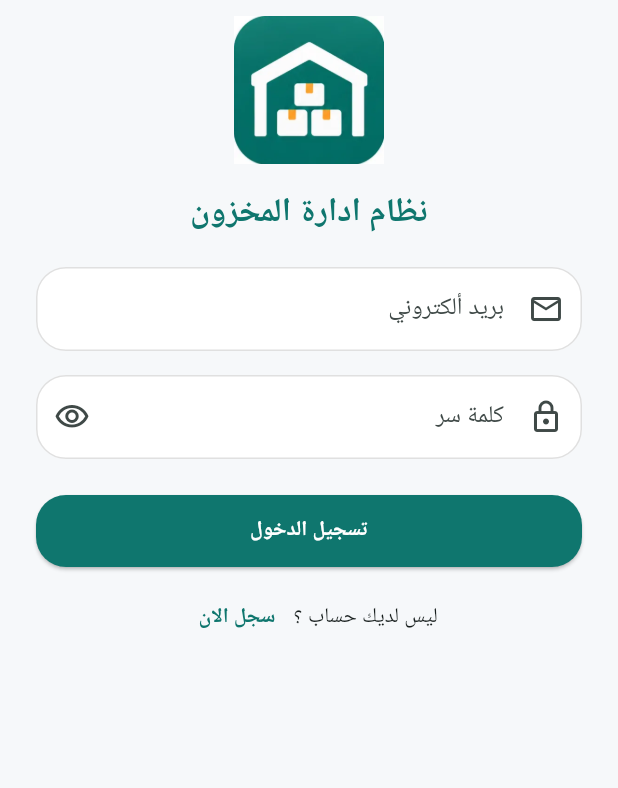
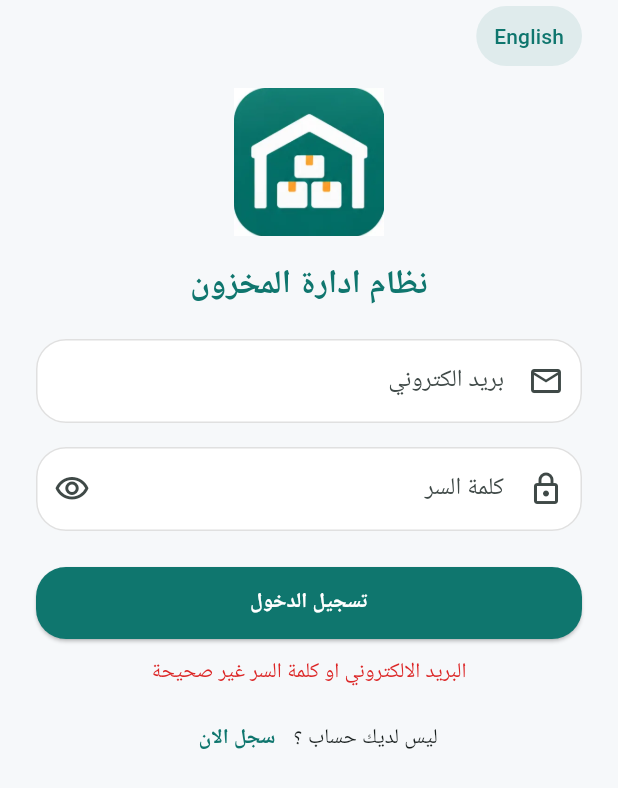
Before and after one commit to mohamad-mobarak/inventory_app, a Flutter app: the screen it shows after launch, after a tap on "تسجيل الدخول", on a phone screen of 412 x 824 dp. Shown: the top 788 px of the screen. Run offline on Flutter 3.47's test engine with Material 3 defaults, Android fonts, the phone set to English and light mode, and no system bars; our stand-ins replace cloud_firestore, firebase_auth, firebase_core; missing offline and left inert: dart:html; accounts and stored records are empty; generated files the repository leaves out were written again; network calls fail; statements that could not run were skipped.

Commit message:
Add sign up screen and first admin setup

```diff
--- /dev/null
+++ b/lib/l10n/app_strings.dart
@@ -0,0 +1,97 @@
+import 'package:flutter/material.dart';
+
+class AppStrings {
+  // The current language (ar or en)
+  final Locale locale;
+  AppStrings(this.locale);
+  // Shortcut to get the texts from any screen
+  static AppStrings of(BuildContext context) =>
+      Localizations.of<AppStrings>(context, AppStrings)!;
+  String get login => locale.languageCode == 'ar' ? 'تسجيل الدخول' : 'Login';
+  String get appTitle => locale.languageCode == 'ar'
+      ? 'نظام ادارة المخزون'
+      : 'Inventory Management';
+  String get email => locale.languageCode == 'ar' ? 'بريد الكتروني' : 'Email';
+  String get password => locale.languageCode == 'ar' ? 'كلمة السر' : 'Password';
+  String get emailHint => 'example@email.com';
+  String get noAccount => locale.languageCode == 'ar'
+      ? 'ليس لديك حساب ؟'
+      : "Don't have an account ?";
+  String get signUP => locale.languageCode == 'ar' ? 'سجل الان' : 'Sign Up';
+  String get invalidCredentials => locale.languageCode == 'ar'
+      ? 'البريد الالكتروني او كلمة السر غير صحيحة'
+      : 'Incorrect email or password.';
+  String get accountDisabled => locale.languageCode == 'ar'
+      ? 'هذا الحساب معطلز يرجى التواصل مع المدير'
+      : 'This account is disabled. Plese contact the manager';
+  String get accountNotRegistered => locale.languageCode == 'ar'
+      ? 'هذا الحساب غير مسجل لدى الحل'
+      : 'This account is not registered with this shop';
+  // Lable of the button that switches to the other language
+  String get switchLanguage => locale.languageCode == 'ar' ? 'English' : 'عربي';
+  // Sign up screen texts
+  // نصوص شاشة التسجيل
+  String get signUpTitle => locale.languageCode == 'ar'
+      ? 'إنشاء حساب المدير'
+      : 'Create admin account';
+  String get adminName =>
+      locale.languageCode == 'ar' ? 'اسم المدير' : 'Admin name';
+  String get shopName =>
+      locale.languageCode == 'ar' ? 'اسم المحل' : 'Shop name';
+  String get confirmPassword =>
+      locale.languageCode == 'ar' ? 'أعد كتابة كلمة السر' : 'Confirm password';
+  String get createAccount =>
+      locale.languageCode == 'ar' ? 'إنشاء الحساب' : 'Create account';
+  String get haveAccount =>
+      locale.languageCode == 'ar' ? 'عندك حساب؟' : 'Already have an account?';
+  // Shown when any field is empty
+  // تظهر عندما يكون أي حقل فارغاً
+  String get fillAllFields => locale.languageCode == 'ar'
+      ? 'عبّي كل الحقول'
+      : 'Please fill in all fields';
+  // Shown when the email has no @
+  // تظهر عندما لا يحتوي الإيميل على @
+  String get invalidEmail => locale.languageCode == 'ar'
+      ? 'الإيميل غير صحيح'
+      : 'Invalid email address';
+  // Shown when the password is shorter than 6 characters
+  // تظهر عندما تكون كلمة السر أقل من 6 أحرف
+  String get weakPassword => locale.languageCode == 'ar'
+      ? 'كلمة السر لازم تكون 6 أحرف على الأقل'
+      : 'Password must be at least 6 characters';
+  // Shown when the two passwords are different
+  // تظهر عندما تختلف كلمتا السر
+  String get passwordsNotMatch => locale.languageCode == 'ar'
+      ? 'كلمتا السر غير متطابقتين'
+      : 'Passwords do not match';
+  String get emailInUse => locale.languageCode == 'ar'
+      ? 'هذا البريد الإلكتروني مستخدم من قبل'
+      : 'This email is already in use';
+
+  String get weakPasswordFirebase => locale.languageCode == 'ar'
+      ? 'كلمة السر ضعيفة، اختر كلمة أقوى'
+      : 'The password is too weak, choose a stronger one';
+
+  String get networkError => locale.languageCode == 'ar'
+      ? 'مشكلة بالاتصال، تأكد من الإنترنت وجرّب مرة أخرى'
+      : 'Connection problem, check your internet and try again';
+
+  String get signUpFailed => locale.languageCode == 'ar'
+      ? 'حدث خطأ غير متوقع، جرّب مرة أخرى'
+      : 'An unexpected error occurred, try again';
+}
+
+// Tells Flutter how to load AppStrings
+class AppStringsDelegate extends LocalizationsDelegate<AppStrings> {
+  // Empty constructor so we can use const
+  const AppStringsDelegate();
+  @override
+  // Checks if the language is supported (ar or en)
+  bool isSupported(Locale locale) => ['ar', 'en'].contains(locale.languageCode);
+  // Creates the AppStrings object for the chosen language
+  @override
+  Future<AppStrings> load(Locale locale) async => AppStrings(locale);
+  // No need to reload the delegate itself
+  @override
+  bool shouldReload(AppStringsDelegate old) => false;
+}
--- a/lib/main.dart
+++ b/lib/main.dart
@@ -1,3 +1,4 @@
+import 'l10n/app_strings.dart';
 import 'package:firebase_core/firebase_core.dart';
 import 'package:flutter/material.dart';
 import 'firebase_options.dart';
@@ -34,8 +35,11 @@ class MyApp extends StatelessWidget {
       locale: settings.locale,
       // Languages the app supports: Arabic and English
       supportedLocales: const [Locale('ar'), Locale('en')],
-      // Translates built-in widgets (buttons, dates) and flips layout to RTL
-      localizationsDelegates: GlobalMaterialLocalizations.delegates,
+      // Translates built-in widgets (buttons, dates) and flips layout to RTL and our texts
+      localizationsDelegates: [
+        const AppStringsDelegate(),
+        ...GlobalMaterialLocalizations.delegates
+      ],
       debugShowCheckedModeBanner: false,
       // First screen shown when the app starts
       home: const LoginScreen(),
--- a/lib/screens/auth/login_screen.dart
+++ b/lib/screens/auth/login_screen.dart
@@ -1,7 +1,12 @@
-import 'dart:html';
-
+import 'package:firebase_auth/firebase_auth.dart';
+import 'package:provider/provider.dart';
+import '../../providers/settings_provider.dart';
+import '../../l10n/app_strings.dart';
 import 'package:flutter/material.dart';
 import 'package:inventory_app/theme/app_theme.dart';
+import '../../services/auth_service.dart';
+import '../../screens/home/temp_home_screen.dart';
+import '../../screens/auth/sign_up_screen.dart';
 
 class LoginScreen extends StatefulWidget {
   const LoginScreen({super.key});
@@ -14,9 +19,86 @@ class LoginScreen extends StatefulWidget {
 class _LoginScreenState extends State<LoginScreen> {
   // Controls password visibility
   bool _obscurePassword = true;
+  // Our auth service object, used yo call sign in
+  final AuthService _authService = AuthService();
+  final TextEditingController _emailController = TextEditingController();
+  final TextEditingController _passwordController = TextEditingController();
+  // Error shown under the fields (wrong email or password)
+  String? _fieldError;
+  // Error shown in the banner (disabled or unregistered account)
+  String? _bannerError;
+  // Whether sign up is still open (true until settings/setup exists)
+  bool _signUpOpen = true;
+  @override
+  void initState() {
+    super.initState();
+    _checkSignUp();
+  }
+
+  Future<void> _checkSignUp() async {
+    final open = await _authService.isSignUpOpen();
+    // Stop if the screen was close during the await
+    if (!mounted) return;
+    setState(() {
+      _signUpOpen = open;
+    });
+  }
+
+  @override
+  void dispose() {
+    _emailController.dispose();
+    _passwordController.dispose();
+    super.dispose();
+  }
+
+  // Handles the login button press
+  Future<void> _login() async {
+    try {
+// Read the email and trim extra spaces
+      String email = _emailController.text.trim();
+      String password = _passwordController.text.trim();
+      // Sign in with Firebase Auth
+      final credential =
+          await _authService.signIn(email: email, password: password);
+      // Fetch the user's role from Firestore
+      final role = await _authService.getUserRole(credential.user!.uid);
+      // Stop if the screen was closed during the awaits
+      if (!mounted) return;
+      // Check if the account has no role document
+      if (role == null) {
+        // Show the not registered banner and stop
+        setState(() {
+          _bannerError = AppStrings.of(context).accountNotRegistered;
+          _fieldError = null;
+        });
+        return;
+      }
+
+      // Open the temporary page that matches the user's role
+      Navigator.pushReplacement(
+          context,
+          MaterialPageRoute(
+              builder: (_) =>
+                  TempHomeScreen(title: role == 'admin' ? 'Admin' : 'Seller')));
+    } on FirebaseAuthException catch (e) {
+      // Show the wrong credentials error under the fields
+      setState(() {
+        // Check if the account is disabled
+        if (e.code == 'user-disabled') {
+          _bannerError = AppStrings.of(context).accountDisabled;
+          _fieldError = null;
+        } else {
+          _bannerError = null;
+          _fieldError = AppStrings.of(context).invalidCredentials;
+        }
+      });
+    }
+  }
+
   @override
   Widget build(BuildContext context) {
     // Build the login screen structure
+
     return Scaffold(
       body: SafeArea(
           child: Center(
@@ -25,6 +107,28 @@ class _LoginScreenState extends State<LoginScreen> {
         padding: const EdgeInsets.symmetric(horizontal: 24),
         child: Column(
           children: [
+            // Put the language button on the right side
+            Align(
+              // Right edge of the screen
+              alignment: Alignment.centerRight,
+              child: TextButton(
+                  style: TextButton.styleFrom(
+                    backgroundColor: AppColors.primary.withValues(alpha: 0.1),
+                    foregroundColor: AppColors.primary,
+                    shape: RoundedRectangleBorder(
+                        borderRadius: BorderRadius.circular(20)),
+                  ),
+                  onPressed: () {
+                    // Get the settinga provider without listening to it
+                    final settings = context.read<SettingsProvider>();
+                    // Switch to the other language
+                    settings.setLocale(
+                      Locale(
+                          settings.locale.languageCode == 'ar' ? 'en' : 'ar'),
+                    );
+                  },
+                  child: Text(AppStrings.of(context).switchLanguage)),
+            ),
             const SizedBox(
               height: 10,
             ),
@@ -37,8 +141,8 @@ class _LoginScreenState extends State<LoginScreen> {
             const SizedBox(
               height: 16,
             ),
-            const Text(
-              'نظام ادارة المخزون',
+            Text(
+              AppStrings.of(context).appTitle,
               style: TextStyle(
                   fontSize: 22,
                   fontWeight: FontWeight.bold,
@@ -47,14 +151,35 @@ class _LoginScreenState extends State<LoginScreen> {
             const SizedBox(
               height: 20,
             ),
+            // Show the red banner only when there is a banner error
+            if (_bannerError != null)
+              Container(
+                // Fill the full width of the form
+                width: double.infinity,
+                // Inner spacing around the text
+                padding: const EdgeInsets.all(12),
+                // Light red background with rounded corners
+                decoration: BoxDecoration(
+                  color: AppColors.danger.withValues(alpha: 0.1),
+                  borderRadius: BorderRadius.circular(8),
+                ),
+                // The banner message in the danger color
+                child: Text(
+                  _bannerError!,
+                  style: TextStyle(color: AppColors.danger),
+                ),
+              ),
+            // Space under the banner, only when it is visible
+            if (_bannerError != null) const SizedBox(height: 12),
             TextFormField(
+              controller: _emailController,
               decoration: InputDecoration(
                   contentPadding:
                       const EdgeInsets.symmetric(horizontal: 16, vertical: 16),
                   filled: true,
                   fillColor: Colors.white,
-                  labelText: 'بريد ألكتروني',
-                  hintText: 'example@email.com',
+                  labelText: AppStrings.of(context).email,
+                  hintText: AppStrings.of(context).emailHint,
                   prefixIcon: Icon(Icons.email_outlined),
                   // Default field style
                   border: OutlineInputBorder(
@@ -74,12 +199,14 @@ class _LoginScreenState extends State<LoginScreen> {
               height: 16,
             ),
             TextFormField(
+              controller: _passwordController,
+
               decoration: InputDecoration(
                 contentPadding:
                     const EdgeInsets.symmetric(horizontal: 16, vertical: 16),
                 filled: true,
                 fillColor: Colors.white,
-                labelText: 'كلمة سر',
+                labelText: AppStrings.of(context).password,
                 prefixIcon: Icon(Icons.lock_outlined),
                 // Eye button to show or hide the password
                 suffixIcon: IconButton(
@@ -124,26 +251,42 @@ class _LoginScreenState extends State<LoginScreen> {
                   shape: RoundedRectangleBorder(
                       borderRadius: BorderRadius.circular(20)),
                 ),
-                child: Text('تسجيل الدخول',
+                child: Text(AppStrings.of(context).login,
                     style: TextStyle(fontWeight: FontWeight.bold)),
-                onPressed: () {},
+                // Runs the login function when the button is pressed
+                onPressed: _login,
               ),
             ),
-            SizedBox(
+            if (_fieldError != null)
+              Padding(
+                padding: const EdgeInsets.only(top: 12),
+                child: Text(
+                  _fieldError!,
+                  style: TextStyle(color: AppColors.danger),
+                ),
+              ),
+            const SizedBox(
               height: 10,
             ),
+            if (_signUpOpen)
               Row(
                 mainAxisAlignment: MainAxisAlignment.center,
                 children: [
                   Text(
-                  'ليس لديك حساب ؟',
+                    AppStrings.of(context).noAccount,
                   ),
                   TextButton(
-                  child: Text('سجل الان',
+                    child: Text(AppStrings.of(context).signUP,
                         style: TextStyle(
                             fontWeight: FontWeight.bold,
                             color: AppColors.primary)),
-                  onPressed: () {},
+                    // Open the sign up screen on top of the login screen
+                    onPressed: () {
+                      Navigator.push(
+                          context,
+                          MaterialPageRoute(
+                              builder: (context) => const SignUpScreen()));
+                    },
                   ),
                 ],
               ),
--- /dev/null
+++ b/lib/services/auth_service.dart
@@ -0,0 +1,66 @@
+import 'package:firebase_auth/firebase_auth.dart';
+import 'package:cloud_firestore/cloud_firestore.dart';
+
+// Class that handles all login-related work
+class AuthService {
+  // Private Firebase Auth object to talk to Firebase
+  final FirebaseAuth _auth = FirebaseAuth.instance;
+  final FirebaseFirestore _db = FirebaseFirestore.instance;
+
+  Future<UserCredential> signIn({
+    required String email,
+    required String password,
+  }) async {
+    // Send email and password to Firebase and wait for the result
+    return await _auth.signInWithEmailAndPassword(
+      email: email,
+      password: password,
+    );
+  }
+
+  Future<void> createUserDoc({
+    required String uid,
+    required String name,
+    required String email,
+  }) async {
+    await FirebaseFirestore.instance
+        .collection('users')
+        .doc(uid)
+        .set({'name': name, 'email': email, 'role': 'admin', 'isActive': true});
+  }
+
+  // Save the shop's name in settings/shop (admin only, per the security rules)
+  // نحفظ اسم المحل بوثيقة settings/shop (للمدير فقط حسب قواعد الأمان)
+  Future<void> createShopDoc({required String shopName}) async {
+    await _db.collection('settings').doc('shop').set({'name': shopName});
+  }
+
+  Future<void> createSetupDoc({required String adminUid}) async {
+    await _db.collection('settings').doc('setup').set({'adminUid': adminUid});
+  }
+
+  // Creat a new Firebase Auth account with email and password
+  Future<UserCredential> signUp({
+    required String email,
+    required String password,
+  }) async {
+    return await _auth.createUserWithEmailAndPassword(
+        email: email, password: password);
+  }
+
+  Future<String?> getUserRole(String uid) async {
+    // Fetch the user's document from the users
+    final doc = await _db.collection('users').doc(uid).get();
+    // If no document exists, return null
+    if (!doc.exists) {
+      return null;
+    }
+    return doc.data()?['role'] as String?;
+  }
+
+  // Check if sign up is still open
+  Future<bool> isSignUpOpen() async {
+    final doc = await _db.collection('settings').doc('setup').get();
+    return !doc.exists;
+  }
+}
```
Also changed, not shown: lib/screens/auth/sign_up_screen.dart (added, +367 -0 lines), lib/screens/home/temp_home_screen.dart (added, +15 -0 lines). Lines whose indentation alone changed are shown as unchanged.
